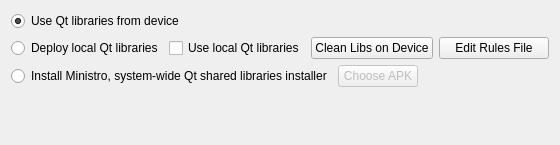
Qt form src/plugins/android/androiddeploystepwidget.ui (qt-creator/qt-creator) before a commit.
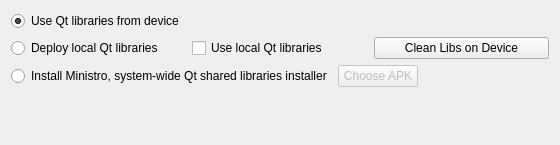
The same form after that commit.

Commit message:
Android: Remove "Edit rules.xml" button
It serves no pratical purpose.

```diff
--- a/src/plugins/android/androiddeploystepwidget.ui
+++ b/src/plugins/android/androiddeploystepwidget.ui
@@ -63,13 +63,6 @@
        </property>
       </widget>
      </item>
-     <item>
-      <widget class="QPushButton" name="editRulesFilePushButton">
-       <property name="text">
-        <string>Edit Rules File</string>
-       </property>
-      </widget>
-     </item>
     </layout>
    </item>
    <item row="2" column="0">
```
The commit also changes 4 other files.
